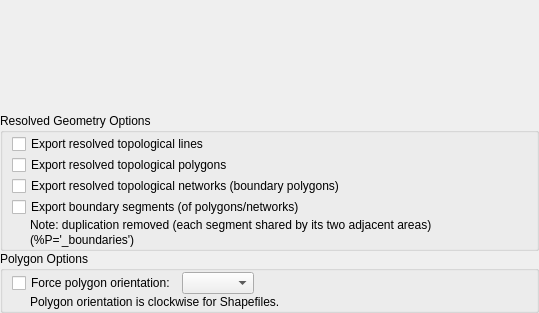
First picture: the form in src/qt-widgets/ExportResolvedTopologyOptionsWidgetUi.ui, repository GPlates/GPlates, before the edit.
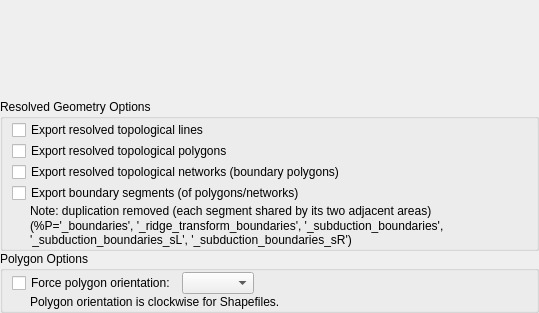
Second picture: the form after the edit.

Commit message: (trunk) General topological export also exports topological sections to separate subduction, subduction left/right, ridge/transform files. Many users will want to deal with subduction zones specifically (and not have to rely on pyGPlates for this).

Diff of the .ui file:
```diff
--- a/src/qt-widgets/ExportResolvedTopologyOptionsWidgetUi.ui
+++ b/src/qt-widgets/ExportResolvedTopologyOptionsWidgetUi.ui
@@ -97,7 +97,8 @@
          <item>
           <widget class="QLabel" name="boundary_segments_placeholder_label">
            <property name="text">
-            <string>(%P='_boundaries')</string>
+            <string>(%P='_boundaries', '_ridge_transform_boundaries', '_subduction_boundaries',
+'_subduction_boundaries_sL', '_subduction_boundaries_sR')</string>
            </property>
            <property name="indent">
             <number>-1</number>
```
Left out of the diff: 5 changed lines with no effect on the pictures. The commit also changes 4 other files.
